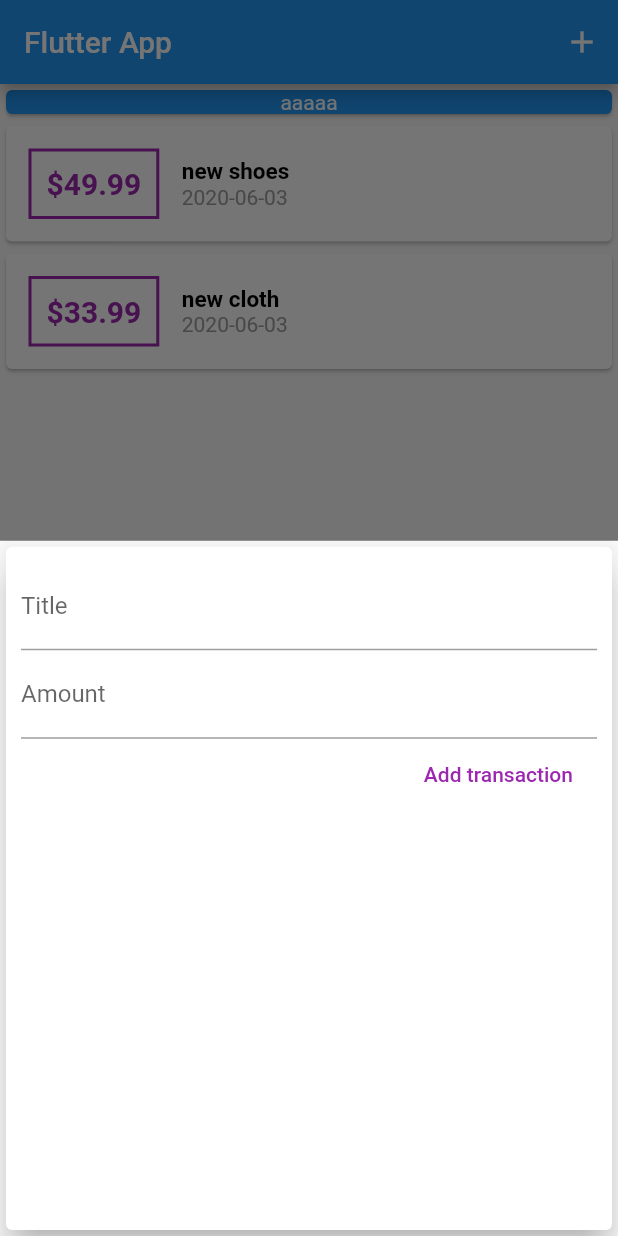
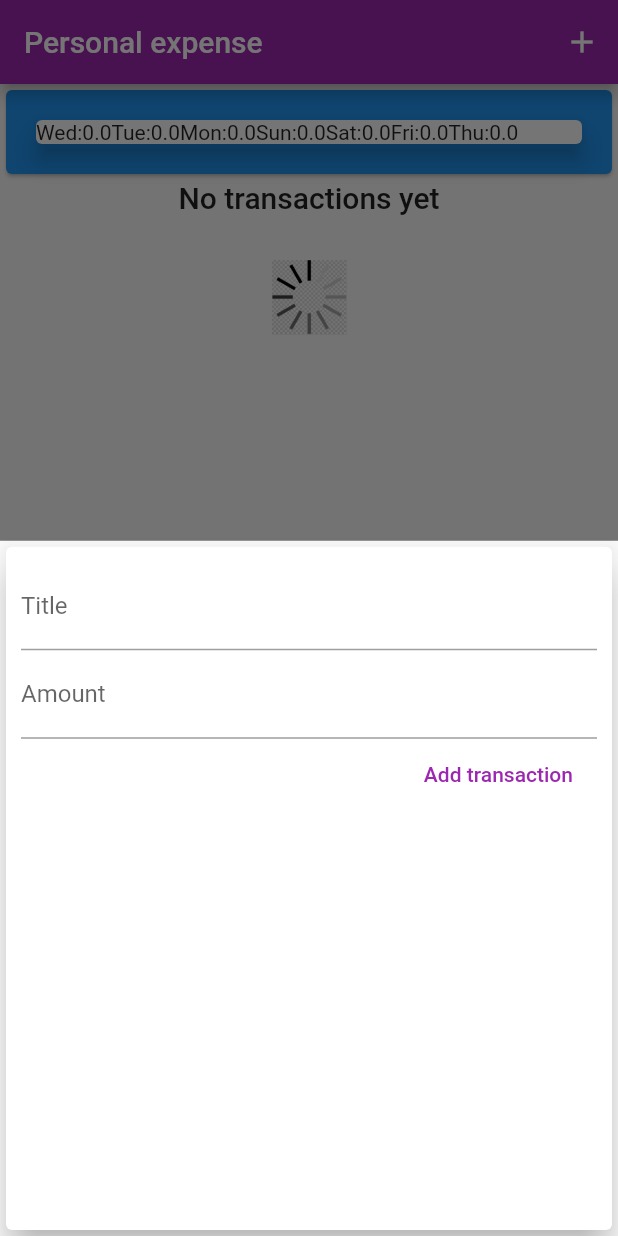
Before and after one commit to Wzqqqqqqqq/flutter_expense_app, a Flutter app: the screen it shows after launch, after a tap on the "add" icon, on a phone screen of 412 x 824 dp. Run offline on Flutter 3.47's test engine with Material 2 defaults, Android fonts, the phone set to English and light mode, and no system bars.

Commit message:
add chartbar
add chartbar

```diff
--- a/lib/main.dart
+++ b/lib/main.dart
@@ -2,6 +2,7 @@ import 'package:flutter/material.dart';
 import './models/transaction.dart';
 import './widgets/transaction_list.dart';
 import './widgets/new_transacton.dart';
+import './widgets/chart.dart';
 
 void main() => runApp(MyApp());
 
@@ -9,7 +10,8 @@ class MyApp extends StatelessWidget {
   @override
   Widget build(BuildContext context) {
     return MaterialApp(
-      title: 'Flutter App',
+      theme: ThemeData(primarySwatch: Colors.purple, accentColor: Colors.amber),
+      title: 'Personal expense',
       home: MyHomePage(),
     );
   }
@@ -22,11 +24,17 @@ class MyHomePage extends StatefulWidget {
 
 class _MyHomePageState extends State<MyHomePage> {
   final List<Transaction> _userTransactions = [
-    Transaction(
-        id: 't1', title: 'new shoes', amount: 49.99, date: DateTime.now()),
-    Transaction(
-        id: 't2', title: 'new cloth', amount: 33.99, date: DateTime.now()),
+    // Transaction(
+    //     id: 't1', title: 'new shoes', amount: 49.99, date: DateTime.now()),
+    // Transaction(
+    //     id: 't2', title: 'new cloth', amount: 33.99, date: DateTime.now()),
   ];
+
+  List<Transaction> get _recentTransactions {
+    return _userTransactions.where((element) {
+      return element.date.isAfter(DateTime.now().subtract(Duration(days: 7)));
+    }).toList();
+  }
 
   void _addNewTransaction(String txTitle, double txAmount) {
     final newTx = Transaction(
@@ -55,7 +63,7 @@ class _MyHomePageState extends State<MyHomePage> {
   Widget build(BuildContext context) {
     return Scaffold(
       appBar: AppBar(
-        title: Text('Flutter App'),
+        title: Text('Personal expense'),
         actions: <Widget>[
           IconButton(
               icon: Icon(Icons.add),
@@ -69,11 +77,7 @@ class _MyHomePageState extends State<MyHomePage> {
           children: <Widget>[
             Card(
               color: Colors.blue,
-              child: Container(
-                child: Text('aaaaa', style: TextStyle(color: Colors.white)),
-                width: double.infinity,
-                alignment: Alignment.center,
-              ),
+              child: Chart(_recentTransactions),
             ),
             TransactionList(_userTransactions),
           ],
--- /dev/null
+++ b/lib/widgets/chart.dart
@@ -0,0 +1,36 @@
+import 'package:flutter/material.dart';
+import '../models/transaction.dart';
+import 'package:intl/intl.dart';
+
+class Chart extends StatelessWidget {
+  final List<Transaction> recentTransactions;
+  Chart(this.recentTransactions);
+
+  List<Map<String, Object>> get groupTransactionValues {
+    return List.generate(7, (index) {
+      final weekDay = DateTime.now().subtract(Duration(days: index));
+      double totalsum = 0.0;
+      for (var i = 0; i < recentTransactions.length; i++) {
+        if (recentTransactions[i].date.day == weekDay.day &&
+            recentTransactions[i].date.month == weekDay.month &&
+            recentTransactions[i].date.year == weekDay.year) {
+          totalsum += recentTransactions[i].amount;
+        }
+      }
+      return {'day': DateFormat.E().format(weekDay), 'amount': totalsum};
+    });
+  }
+
+  @override
+  Widget build(BuildContext context) {
+    return Card(
+      elevation: 6,
+      margin: EdgeInsets.all(20),
+      child: Row(
+        children: groupTransactionValues.map((data) {
+          return Text('${data['day']}:${data['amount']}');
+        }).toList(),
+      ),
+    );
+  }
+}
--- a/lib/widgets/new_transacton.dart
+++ b/lib/widgets/new_transacton.dart
@@ -1,10 +1,17 @@
 import 'package:flutter/material.dart';
 
-class NewTransaction extends StatelessWidget {
-  final titleController = TextEditingController();
-  final amountController = TextEditingController();
+class NewTransaction extends StatefulWidget {
   final Function addNewTransactions;
   NewTransaction(this.addNewTransactions);
+
+  @override
+  _NewTransactionState createState() => _NewTransactionState();
+}
+
+class _NewTransactionState extends State<NewTransaction> {
+  final titleController = TextEditingController();
+
+  final amountController = TextEditingController();
 
   void submitButton() {
     final enteredTitle = titleController.text;
@@ -12,7 +19,8 @@ class NewTransaction extends StatelessWidget {
     if (enteredTitle.isEmpty || enteredAmount <= 0) {
       return;
     }
-    addNewTransactions(enteredTitle, enteredAmount);
+    widget.addNewTransactions(enteredTitle, enteredAmount);
+    Navigator.of(context).pop();
   }
 
   @override
--- a/lib/widgets/transaction_list.dart
+++ b/lib/widgets/transaction_list.dart
@@ -1,6 +1,5 @@
 import 'package:expense_app/models/transaction.dart';
 import 'package:flutter/material.dart';
-
 import 'package:intl/intl.dart';
 
 class TransactionList extends StatelessWidget {
@@ -11,21 +10,43 @@ class TransactionList extends StatelessWidget {
   @override
   Widget build(BuildContext context) {
     return Container(
-      height: 500,
-      child: ListView.builder(
+      height: 800,
+      child: transactions.isEmpty
+          ? Column(
+              children: <Widget>[
+                Text(
+                  'No transactions yet',
+                  style: Theme.of(context).textTheme.title,
+                ),
+                SizedBox(
+                  height: 30,
+                ),
+                Container(
+                  height: 50,
+                  child: Image.asset(
+                    'assets/images/image1.jpg',
+                    fit: BoxFit.cover,
+                  ),
+                )
+              ],
+            )
+          : ListView.builder(
               itemBuilder: (ctx, index) {
                 return Card(
                   child: Row(
                     children: <Widget>[
                       Container(
-                    margin: EdgeInsets.symmetric(vertical: 15, horizontal: 15),
+                          margin: EdgeInsets.symmetric(
+                              vertical: 15, horizontal: 15),
                           decoration: BoxDecoration(
-                        border: Border.all(color: Colors.purple, width: 2)),
+                              border: Border.all(
+                                  color: Theme.of(context).primaryColor,
+                                  width: 2)),
                           padding: EdgeInsets.all(10),
                           child: Text(
                             '\$${transactions[index].amount.toStringAsFixed(2)}',
                             style: TextStyle(
-                          color: Colors.purple,
+                                color: Theme.of(context).primaryColor,
                                 fontWeight: FontWeight.bold,
                                 fontSize: 20),
                           )),
@@ -38,7 +59,8 @@ class TransactionList extends StatelessWidget {
                                   fontSize: 15,
                                   fontWeight: FontWeight.bold)),
                           Text(
-                      DateFormat('yyyy-MM-dd').format(transactions[index].date),
+                            DateFormat('yyyy-MM-dd')
+                                .format(transactions[index].date),
                             style: TextStyle(color: Colors.grey),
                           )
                         ],
--- a/pubspec.yaml
+++ b/pubspec.yaml
@@ -43,8 +43,8 @@ flutter:
   # the material Icons class.
   uses-material-design: true
   # To add assets to your application, add an assets section, like this:
-  # assets:
-  #   - images/a_dot_burr.jpeg
+  assets:
+    - assets/images/image1.jpg
   #   - images/a_dot_ham.jpeg
   # An image asset can refer to one or more resolution-specific "variants", see
   # https://flutter.dev/assets-and-images/#resolution-aware.
```
Also changed, not shown: assets/images/image1.jpg (added). Lines whose indentation alone changed are shown as unchanged.
